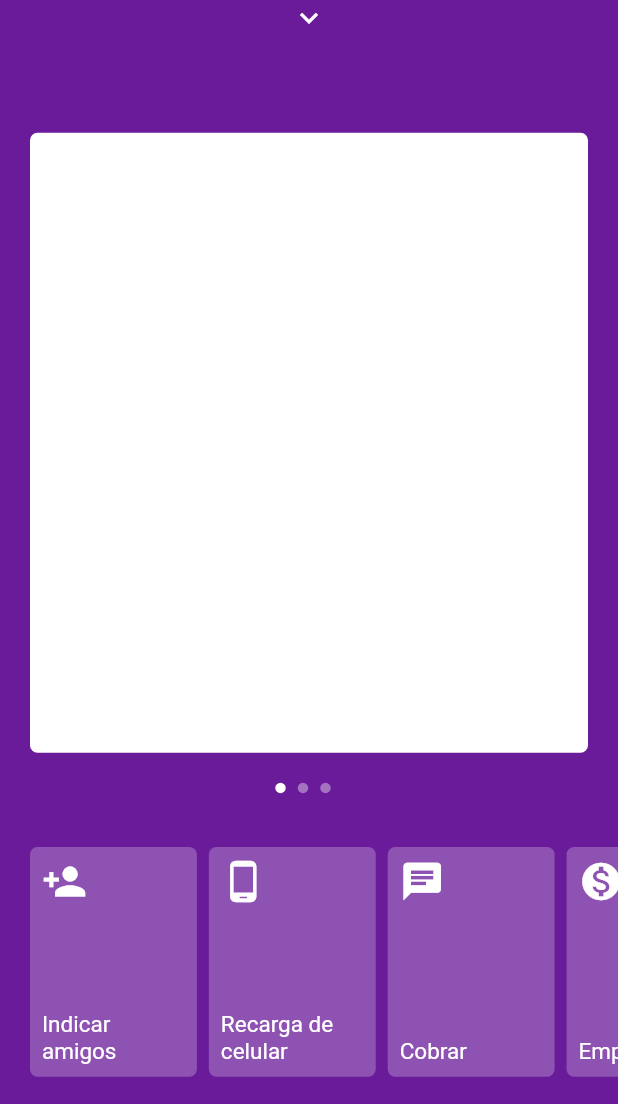
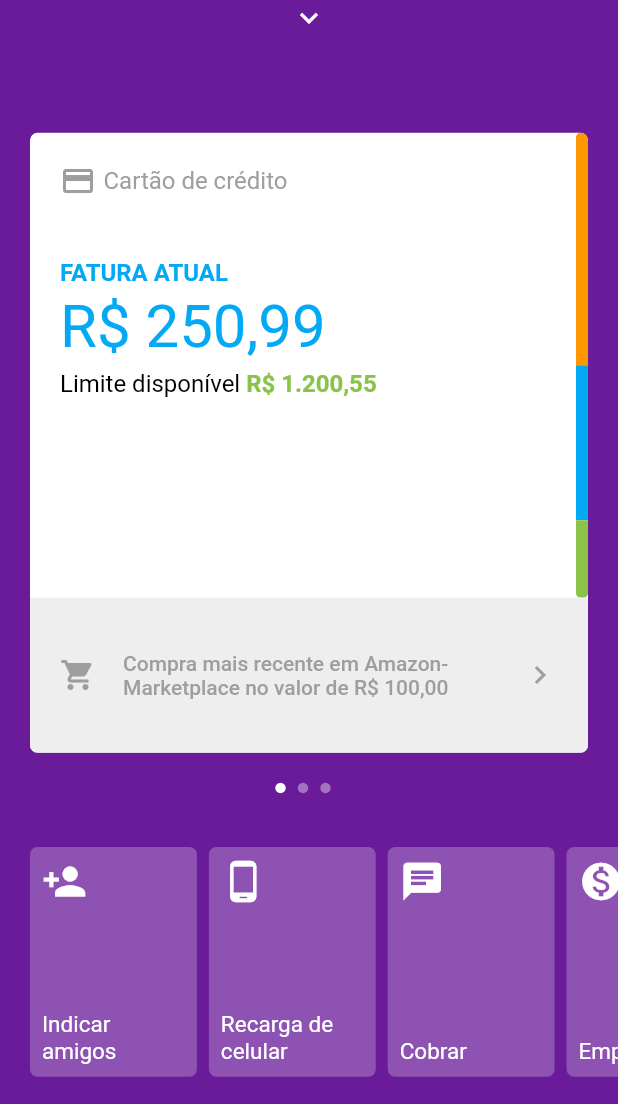
Before and after one commit to AyllaAzv/clone-nubank, a Flutter app: the screen it shows after launch, on a phone screen of 412 x 824 dp, the part 132-1236 px from its top. Run offline on Flutter 3.47's test engine with Material 2 defaults, Android fonts, the phone set to English and light mode, and no system bars; network calls fail.

Commit message:
parte 5 e 6

```diff
--- a/lib/pages/home_page.dart
+++ b/lib/pages/home_page.dart
@@ -1,3 +1,4 @@
+import 'package:clone_nubank/widgets/bottom_menu.dart';
 import 'package:clone_nubank/widgets/item_menu.dart';
 import 'package:clone_nubank/widgets/item_menu_bottom.dart';
 import 'package:clone_nubank/widgets/menu_app.dart';
@@ -64,6 +65,7 @@ class _HomePageState extends State<HomePage> {
               double positionTopLimit = _screenHeigth * .19;
               double midlePosition = positionBottomLimit - positionTopLimit;
               midlePosition = midlePosition / 2;
+
               setState(() {
                 _yPosition += details.delta.dy;
 
@@ -101,46 +103,7 @@ class _HomePageState extends State<HomePage> {
             top: _screenHeigth * .74,
             showMenu: _showMenu,
           ),
-          AnimatedPositioned(
-            duration: Duration(microseconds: 200),
-            bottom: !_showMenu ? 0 + _screenHeigth * .01 : 0,
-            left: 0,
-            right: 0,
-            child: AnimatedOpacity(
-              duration: Duration(microseconds: 200),
-              opacity: _showMenu ? 0 : 1,
-              child: Container(
-                height: _screenHeigth * .21,
-                child: ListView(
-                  padding: EdgeInsets.symmetric(horizontal: 16),
-                  physics: BouncingScrollPhysics(),
-                  scrollDirection: Axis.horizontal,
-                  children: <Widget>[
-                    ItemMenuBottom(
-                        icon: Icons.person_add, text: 'Indicar amigos'),
-                    ItemMenuBottom(
-                        icon: Icons.phone_android, text: 'Recarga de celular'),
-                    ItemMenuBottom(icon: Icons.chat, text: 'Cobrar'),
-                    ItemMenuBottom(
-                        icon: Icons.monetization_on, text: 'Empréstimos'),
-                    ItemMenuBottom(icon: Icons.attach_money, text: 'Depositar'),
-                    ItemMenuBottom(
-                        icon: Icons.attach_money, text: 'Transferir'),
-                    ItemMenuBottom(
-                        icon: Icons.attach_money, text: 'Ajustar limite'),
-                    ItemMenuBottom(icon: Icons.attach_money, text: 'Me ajuda'),
-                    ItemMenuBottom(icon: Icons.attach_money, text: 'Pagar'),
-                    ItemMenuBottom(
-                        icon: Icons.attach_money, text: 'Bloquear cartão'),
-                    ItemMenuBottom(
-                        icon: Icons.attach_money, text: 'Cartão virtual'),
-                    ItemMenuBottom(
-                        icon: Icons.attach_money, text: 'Organizar atalhos'),
-                  ],
-                ),
-              ),
-            ),
-          ),
+          BottomMenu(showMenu: _showMenu),
         ],
       ),
     );
--- /dev/null
+++ b/lib/widgets/bottom_menu.dart
@@ -0,0 +1,54 @@
+import 'package:clone_nubank/widgets/item_menu_bottom.dart';
+import 'package:flutter/material.dart';
+
+class BottomMenu extends StatelessWidget {
+  final bool showMenu;
+
+  const BottomMenu({Key key, this.showMenu}) : super(key: key);
+  @override
+  Widget build(BuildContext context) {
+    double _screenHeigth = MediaQuery.of(context).size.height;
+
+    return AnimatedPositioned(
+        duration: Duration(microseconds: 200),
+        bottom: !showMenu ? 0 + _screenHeigth * .01 : 0,
+        left: 0,
+        right: 0,
+        child: IgnorePointer(
+          ignoring: showMenu,
+          child: AnimatedOpacity(
+            duration: Duration(microseconds: 200),
+            opacity: showMenu ? 0 : 1,
+            child: Container(
+              height: _screenHeigth * .21,
+              child: ListView(
+                padding: EdgeInsets.symmetric(horizontal: 16),
+                physics: BouncingScrollPhysics(),
+                scrollDirection: Axis.horizontal,
+                children: <Widget>[
+                  ItemMenuBottom(
+                      icon: Icons.person_add, text: 'Indicar amigos'),
+                  ItemMenuBottom(
+                      icon: Icons.phone_android, text: 'Recarga de celular'),
+                  ItemMenuBottom(icon: Icons.chat, text: 'Cobrar'),
+                  ItemMenuBottom(
+                      icon: Icons.monetization_on, text: 'Empréstimos'),
+                  ItemMenuBottom(icon: Icons.attach_money, text: 'Depositar'),
+                  ItemMenuBottom(icon: Icons.attach_money, text: 'Transferir'),
+                  ItemMenuBottom(
+                      icon: Icons.attach_money, text: 'Ajustar limite'),
+                  ItemMenuBottom(icon: Icons.attach_money, text: 'Me ajuda'),
+                  ItemMenuBottom(icon: Icons.attach_money, text: 'Pagar'),
+                  ItemMenuBottom(
+                      icon: Icons.attach_money, text: 'Bloquear cartão'),
+                  ItemMenuBottom(
+                      icon: Icons.attach_money, text: 'Cartão virtual'),
+                  ItemMenuBottom(
+                      icon: Icons.attach_money, text: 'Organizar atalhos'),
+                ],
+              ),
+            ),
+          ),
+        ));
+  }
+}
--- a/lib/widgets/card_app.dart
+++ b/lib/widgets/card_app.dart
@@ -1,11 +1,16 @@
 import 'package:flutter/material.dart';
 
 class CardApp extends StatelessWidget {
+  final Widget child;
+
+  CardApp({this.child});
+
   @override
   Widget build(BuildContext context) {
     return Padding(
       padding: EdgeInsets.all(20),
       child: Container(
+        child: child,
         decoration: BoxDecoration(
           color: Colors.white,
           borderRadius: BorderRadius.circular(5),
--- /dev/null
+++ b/lib/widgets/first_card.dart
@@ -0,0 +1,149 @@
+import 'package:flutter/material.dart';
+
+class FirstCard extends StatelessWidget {
+  @override
+  Widget build(BuildContext context) {
+    return ClipRRect(
+      borderRadius: BorderRadius.circular(5),
+      child: Column(
+        children: <Widget>[
+          Expanded(
+            flex: 3,
+            child: Container(
+              child: Row(
+                children: <Widget>[
+                  Expanded(
+                    child: Column(
+                      crossAxisAlignment: CrossAxisAlignment.start,
+                      children: <Widget>[
+                        Padding(
+                          padding: EdgeInsets.all(20),
+                          child: Row(
+                            children: <Widget>[
+                              Icon(
+                                Icons.credit_card,
+                                color: Colors.grey,
+                              ),
+                              SizedBox(width: 5),
+                              Text(
+                                'Cartão de crédito',
+                                style: TextStyle(
+                                    color: Colors.grey,
+                                    fontSize: 16,
+                                    fontWeight: FontWeight.w400),
+                              ),
+                            ],
+                          ),
+                        ),
+                        Padding(
+                          padding: EdgeInsets.all(20),
+                          child: Column(
+                            crossAxisAlignment: CrossAxisAlignment.start,
+                            children: <Widget>[
+                              Text(
+                                'FATURA ATUAL',
+                                style: TextStyle(
+                                  color: Colors.lightBlue,
+                                  fontWeight: FontWeight.bold,
+                                  fontSize: 16,
+                                ),
+                              ),
+                              SizedBox(height: 3),
+                              Text(
+                                'R\$ 250,99',
+                                style: TextStyle(
+                                  color: Colors.lightBlue,
+                                  fontSize: 40,
+                                ),
+                              ),
+                              SizedBox(height: 5),
+                              Row(
+                                children: <Widget>[
+                                  Text(
+                                    'Limite disponível',
+                                    style: TextStyle(
+                                      color: Colors.black,
+                                      fontSize: 16,
+                                      fontWeight: FontWeight.w400,
+                                    ),
+                                  ),
+                                  Text(
+                                    ' R\$ 1.200,55',
+                                    style: TextStyle(
+                                      color: Colors.lightGreen,
+                                      fontSize: 16,
+                                      fontWeight: FontWeight.bold,
+                                    ),
+                                  ),
+                                ],
+                              ),
+                            ],
+                          ),
+                        )
+                      ],
+                    ),
+                  ),
+                  ClipRRect(
+                    borderRadius: BorderRadius.circular(3),
+                    child: Container(
+                      width: 8,
+                      decoration: BoxDecoration(
+                        borderRadius: BorderRadius.circular(3),
+                      ),
+                      child: Column(
+                        children: <Widget>[
+                          Expanded(
+                            flex: 3,
+                            child: Container(color: Colors.orange),
+                          ),
+                          Expanded(
+                            flex: 2,
+                            child: Container(color: Colors.lightBlue),
+                          ),
+                          Expanded(
+                            flex: 1,
+                            child: Container(color: Colors.lightGreen),
+                          ),
+                        ],
+                      ),
+                    ),
+                  ),
+                ],
+              ),
+            ),
+          ),
+          Expanded(
+            flex: 1,
+            child: Container(
+                color: Colors.grey[200],
+                child: Padding(
+                  padding: EdgeInsets.all(20),
+                  child: Row(
+                    children: <Widget>[
+                      Icon(
+                        Icons.shopping_cart,
+                        color: Colors.grey,
+                      ),
+                      SizedBox(width: 18),
+                      Flexible(
+                        child: Text(
+                          'Compra mais recente em Amazon-Marketplace no valor de R\$ 100,00',
+                          overflow: TextOverflow.ellipsis,
+                          maxLines: 2,
+                          style: TextStyle(color: Colors.grey, fontWeight: FontWeight.w500, fontSize: 14),
+                        ),
+                      ),
+                      SizedBox(width: 18),
+                      Icon(
+                        Icons.chevron_right,
+                        color: Colors.grey,
+                      ),
+                    ],
+                  ),
+                )),
+          ),
+        ],
+      ),
+    );
+  }
+}
--- a/lib/widgets/menu_app.dart
+++ b/lib/widgets/menu_app.dart
@@ -19,6 +19,7 @@ class MenuApp extends StatelessWidget {
         child: Container(
           height: MediaQuery.of(context).size.height * 0.67,
           child: ListView(
+            physics: BouncingScrollPhysics(),
             children: <Widget>[
               Column(
                 children: <Widget>[
--- a/lib/widgets/page_view_app.dart
+++ b/lib/widgets/page_view_app.dart
@@ -1,4 +1,5 @@
 import 'package:clone_nubank/widgets/card_app.dart';
+import 'package:clone_nubank/widgets/first_card.dart';
 import 'package:flutter/material.dart';
 
 class PageViewApp extends StatelessWidget {
@@ -26,7 +27,7 @@ class PageViewApp extends StatelessWidget {
           onPageChanged: onChanged,
           physics: showMenu ? NeverScrollableScrollPhysics() : BouncingScrollPhysics(),
           children: <Widget>[
-            CardApp(),
+            CardApp(child: FirstCard(),),
             CardApp(),
             CardApp(),
           ],
```
